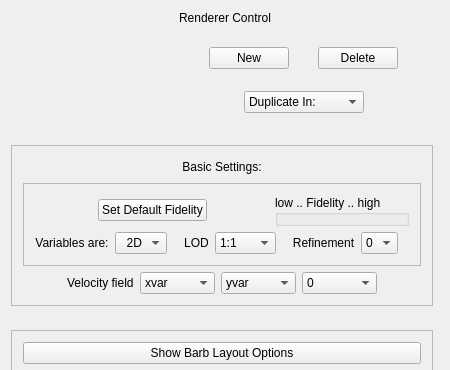
The window that apps/vaporgui/guis/ui/arrow.ui (yyr/vapor) describes before a commit, drawn with Qt 5; both pictures show x 0 to 450 and y 0 to 370 of the 450 by 876 pixel window.
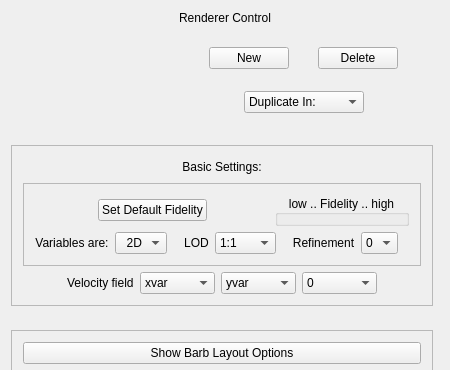
The same window after the commit. Custom widgets are drawn as their Qt base class.

What changed in the file:
```diff
--- a/apps/vaporgui/guis/ui/arrow.ui
+++ b/apps/vaporgui/guis/ui/arrow.ui
@@ -337,6 +337,9 @@
                    <property name="title">
                     <string>low .. Fidelity .. high</string>
                    </property>
+                   <property name="alignment">
+                    <set>Qt::AlignCenter</set>
+                   </property>
                   </widget>
                  </item>
                 </layout>
```
